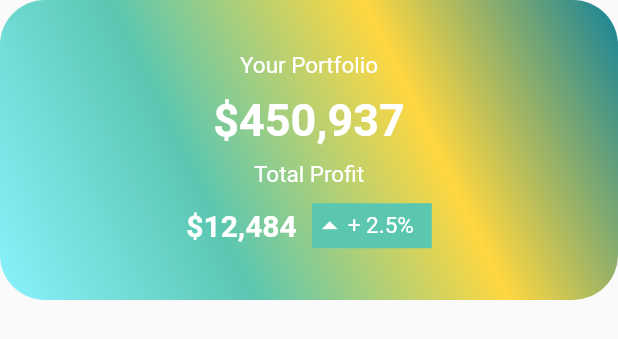
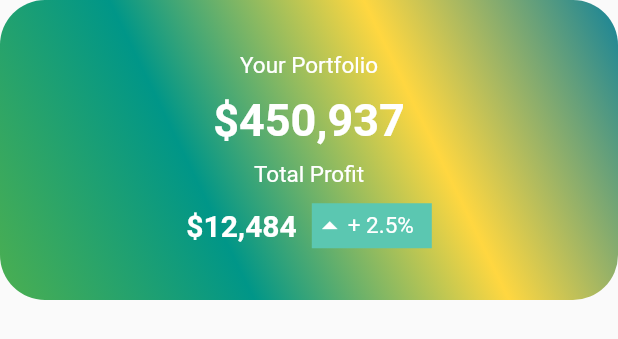
Before and after one commit to ldbnr4/cachemoney, a Flutter app: the PortfolioSummary widget shown alone on an empty page, opened directly, on a phone screen of 412 x 824 dp. Shown: the top 339 px of the screen. Run offline on Flutter 3.47's test engine with Material 2 defaults, Android fonts, the phone set to English and light mode, and no system bars; our stand-ins replace font_awesome_flutter; missing offline and left inert: bezier_chart; network calls fail; statements that could not run were skipped.

```diff
--- a/lib/home/portfolio_summary.dart
+++ b/lib/home/portfolio_summary.dart
@@ -22,8 +22,8 @@ class _PortfolioSummaryState extends State<PortfolioSummary> {
             end: const FractionalOffset(1.0, 0.0),
             // stops: [0.2, 0.5, 0.7, 0.9],
             colors: [
-              Color(0xff8AF2FD),
-              Color(0xff5BC7B1),
+              Colors.green,
+              Colors.teal,
               Colors.amberAccent,
               Color(0xff148399),
             ],
```
